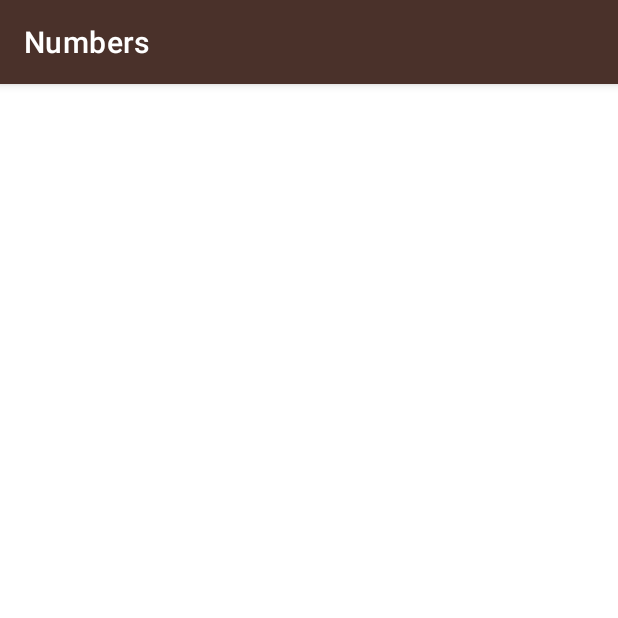
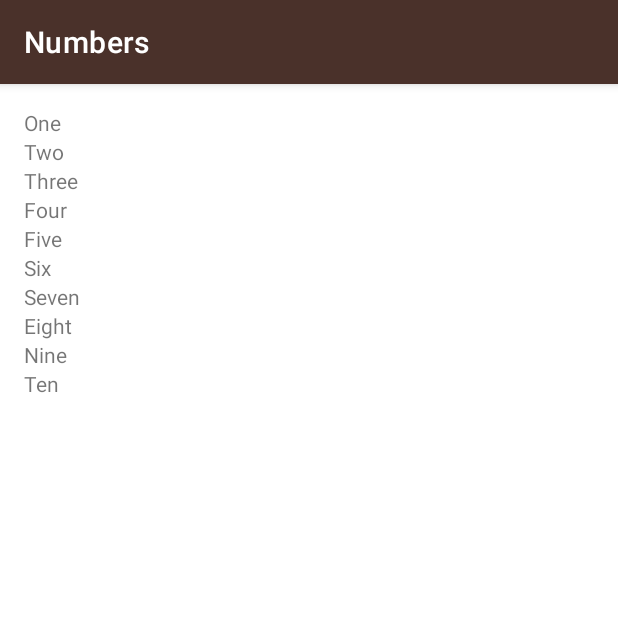
Before and after one commit to blaze1402/Sanskrit, an Android app: the NumbersActivity screen opened directly, with no data from a screen before it, on a phone screen of 412 x 824 dp, the top half of it. Run offline under Robolectric (Android 15) with nearby library versions, the light colour scheme and no system bars.

Commit message:
Added words in NumbersActivity with ArrayList and showed them through for loop statement

```diff
--- a/app/src/main/java/com/blaze/miwok/NumbersActivity.java
+++ b/app/src/main/java/com/blaze/miwok/NumbersActivity.java
@@ -1,8 +1,12 @@
 package com.blaze.miwok;
+
+import android.os.Bundle;
+import android.widget.LinearLayout;
+import android.widget.TextView;
 
 import androidx.appcompat.app.AppCompatActivity;
 
-import android.os.Bundle;
+import java.util.ArrayList;
 
 public class NumbersActivity extends AppCompatActivity {
 
@@ -10,5 +14,27 @@
     protected void onCreate(Bundle savedInstanceState) {
         super.onCreate(savedInstanceState);
         setContentView(R.layout.activity_numbers);
+
+        //Array List of numbers in english
+        ArrayList<String> words = new ArrayList<String>();
+
+        words.add("One");
+        words.add("Two");
+        words.add("Three");
+        words.add("Four");
+        words.add("Five");
+        words.add("Six");
+        words.add("Seven");
+        words.add("Eight");
+        words.add("Nine");
+        words.add("Ten");
+
+        LinearLayout rootView = findViewById(R.id.rootView);
+
+        for (int index = 0; index < words.size(); index++) {
+            TextView wordView = new TextView(this);
+            wordView.setText(words.get(index));
+            rootView.addView(wordView);
+        }
     }
 }
--- a/app/src/main/res/layout/activity_numbers.xml
+++ b/app/src/main/res/layout/activity_numbers.xml
@@ -1,9 +1,10 @@
 <?xml version="1.0" encoding="utf-8"?>
-<androidx.constraintlayout.widget.ConstraintLayout xmlns:android="http://schemas.android.com/apk/res/android"
-    xmlns:app="http://schemas.android.com/apk/res-auto"
+<LinearLayout xmlns:android="http://schemas.android.com/apk/res/android"
     xmlns:tools="http://schemas.android.com/tools"
+    android:id="@+id/rootView"
     android:layout_width="match_parent"
     android:layout_height="match_parent"
-    tools:context=".NumbersActivity">
-
-</androidx.constraintlayout.widget.ConstraintLayout>
+    android:paddingVertical="@dimen/activity_vertical_margin"
+    android:paddingHorizontal="@dimen/activity_horizontal_margin"
+    android:orientation="vertical"
+    tools:context=".NumbersActivity"></LinearLayout>
```
